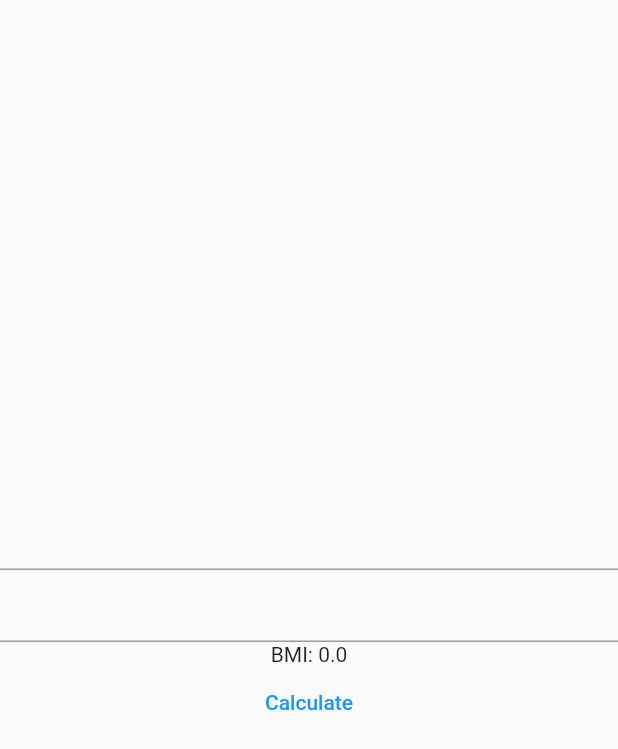
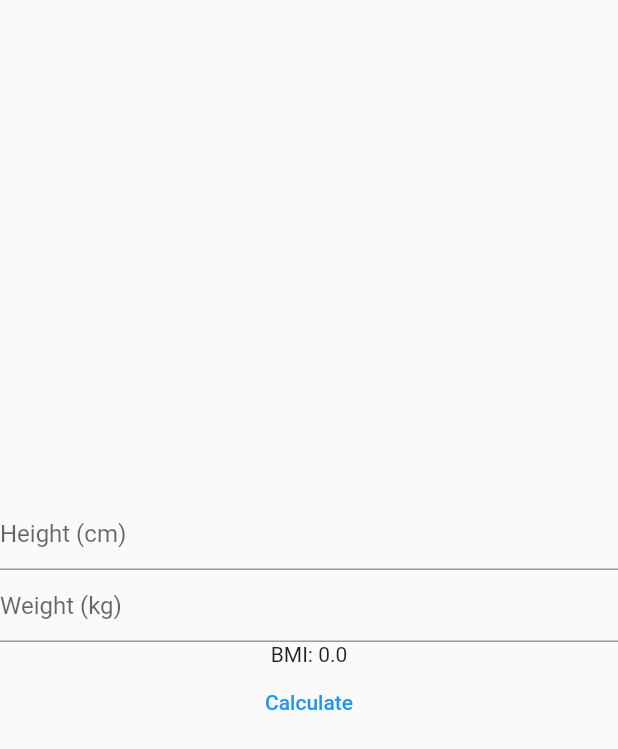
Before and after one commit to thangtmc73/flutter-examples, a Flutter app: the screen it shows after launch, on a phone screen of 412 x 824 dp. Shown: the top 749 px of the screen. Run offline on Flutter 3.47's test engine with Material 2 defaults, Android fonts, the phone set to English and light mode, and no system bars.

Commit message:
feat(bmi-calculator): add text hint to TextFields

```diff
--- a/lib/bmi-calculator/main_page.dart
+++ b/lib/bmi-calculator/main_page.dart
@@ -41,12 +41,13 @@ class _MainPageState extends State<MainPage> {
         mainAxisAlignment: MainAxisAlignment.center,
         children: <Widget>[
           TextField(
-            onChanged: _updateHeight,
-            keyboardType: TextInputType.number,
-          ),
+              onChanged: _updateHeight,
+              keyboardType: TextInputType.number,
+              decoration: new InputDecoration(hintText: "Height (cm)")),
           TextField(
             onChanged: _updateWeight,
             keyboardType: TextInputType.number,
+            decoration: new InputDecoration(hintText: "Weight (kg)"),
           ),
           Text(
             'BMI: $_bmi',
```
